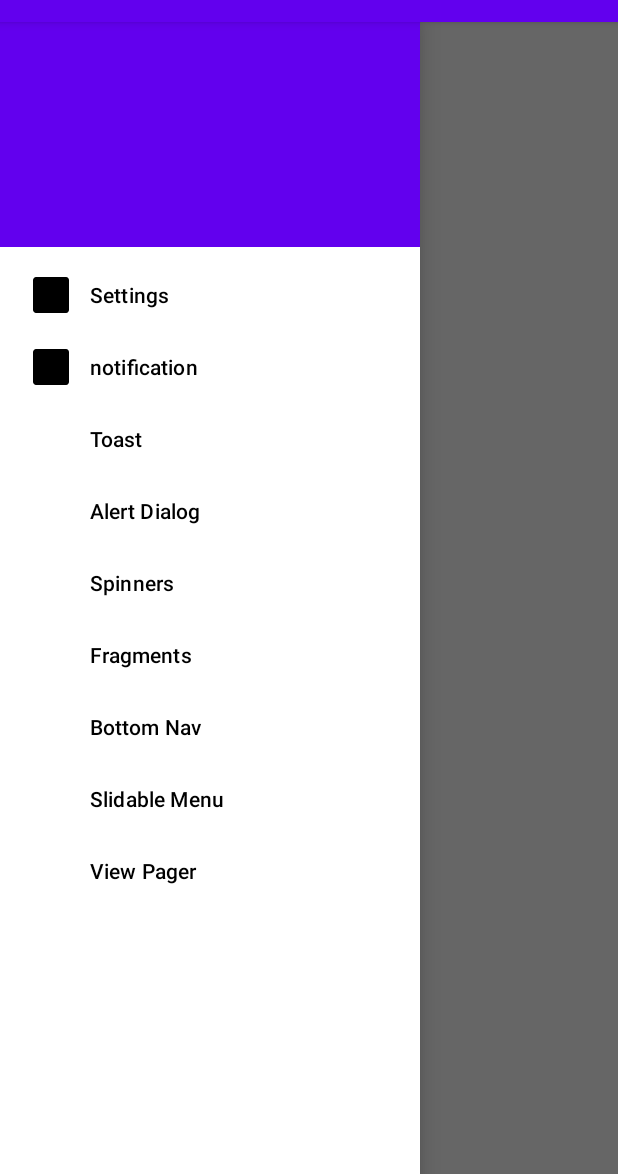
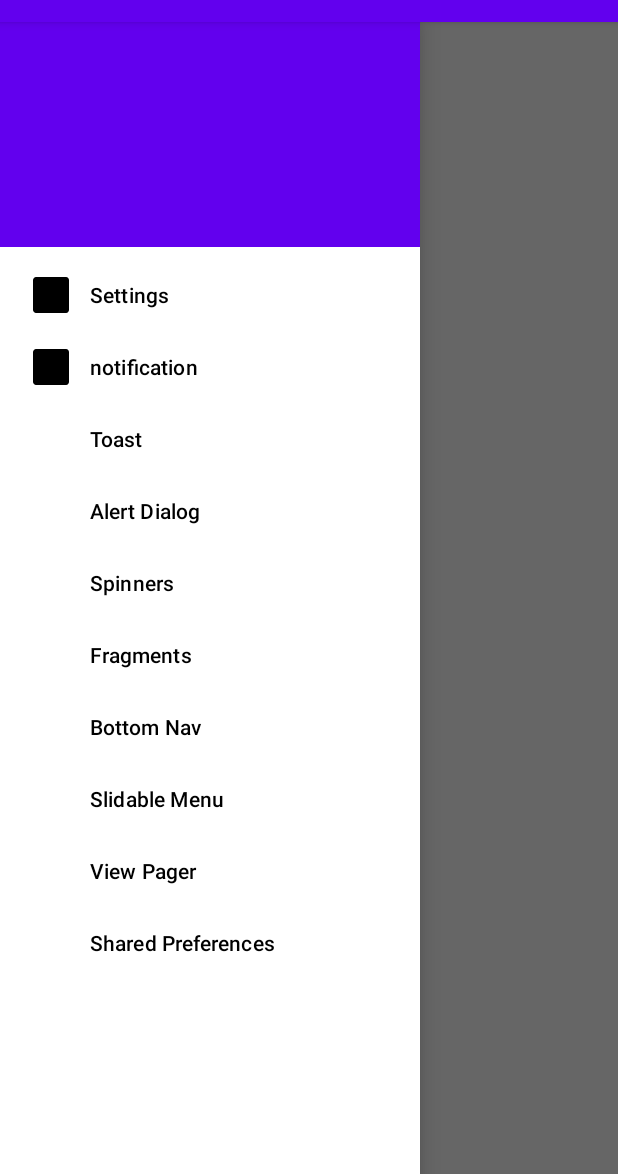
Before and after one commit to nickforbizz/AndroidFundamentals, an Android app: the screen it shows after launch (AppNavigationDrawerActivity), with the side drawer open, on a phone screen of 412 x 824 dp, the part 62-1236 px from its top. Run offline under Robolectric (Android 15) with nearby library versions, the phone set to English and light mode, and no system bars.

Commit message:
shared preferences

```diff
--- a/app/src/main/java/com/example/myapplication/AppNavigationDrawerActivity.kt
+++ b/app/src/main/java/com/example/myapplication/AppNavigationDrawerActivity.kt
@@ -45,6 +45,9 @@ class AppNavigationDrawerActivity : AppCompatActivity() {
                 R.id.miViewPager -> Intent(this, ViewPagerActivity::class.java).also {
                     startActivity(it)
                 }
+                R.id.miSharepref -> Intent(this, SharedPreferencesActivity::class.java).also {
+                    startActivity(it)
+                }
             }
             true
         }
--- a/app/src/main/res/layout/activity_app_navigation_drawer.xml
+++ b/app/src/main/res/layout/activity_app_navigation_drawer.xml
@@ -29,9 +29,9 @@
         android:id="@+id/navView"
         android:layout_width="wrap_content"
         android:layout_height="match_parent"
+        android:layout_gravity="start"
+        android:fitsSystemWindows="true"
         app:headerLayout="@layout/nav_drawer_header"
-        app:menu="@menu/app_bar_menu"
-        android:layout_gravity="start"
-        android:fitsSystemWindows="true"/>
+        app:menu="@menu/app_bar_menu" />
 
 </androidx.drawerlayout.widget.DrawerLayout>
--- a/app/src/main/res/menu/app_bar_menu.xml
+++ b/app/src/main/res/menu/app_bar_menu.xml
@@ -1,34 +1,46 @@
 <?xml version="1.0" encoding="utf-8"?>
 <menu xmlns:android="http://schemas.android.com/apk/res/android"
     xmlns:app="http://schemas.android.com/apk/res-auto">
-    <item android:id="@+id/miSettings"
+    <item
+        android:id="@+id/miSettings"
+        android:icon="@mipmap/ic_settings"
         android:title="Settings"
-        android:icon="@mipmap/ic_settings"
-        app:showAsAction="ifRoom"/>
+        app:showAsAction="ifRoom" />
 
-    <item android:id="@+id/miNotification"
+    <item
+        android:id="@+id/miNotification"
+        android:icon="@mipmap/ic_notifications"
         android:title="notification"
-        android:icon="@mipmap/ic_notifications"
-        app:showAsAction="ifRoom"/>
+        app:showAsAction="ifRoom" />
 
-    <item android:id="@+id/miToast"
-        android:title="Toast"/>
+    <item
+        android:id="@+id/miToast"
+        android:title="Toast" />
 
-    <item android:id="@+id/miAlertdialog"
-        android:title="Alert Dialog"/>
+    <item
+        android:id="@+id/miAlertdialog"
+        android:title="Alert Dialog" />
 
-    <item android:id="@+id/miSpinners"
-        android:title="Spinners"/>
+    <item
+        android:id="@+id/miSpinners"
+        android:title="Spinners" />
 
-    <item android:id="@+id/miFragments"
-        android:title="Fragments"/>
+    <item
+        android:id="@+id/miFragments"
+        android:title="Fragments" />
 
-    <item android:id="@+id/miBottomNav"
-        android:title="Bottom Nav"/>
+    <item
+        android:id="@+id/miBottomNav"
+        android:title="Bottom Nav" />
 
-    <item android:id="@+id/miSlidableMenu"
-        android:title="Slidable Menu"/>
+    <item
+        android:id="@+id/miSlidableMenu"
+        android:title="Slidable Menu" />
 
-    <item android:id="@+id/miViewPager"
-        android:title="View Pager"/>
+    <item
+        android:id="@+id/miViewPager"
+        android:title="View Pager" />
+    <item
+        android:id="@+id/miSharepref"
+        android:title="Shared Preferences" />
 </menu>
```
Also changed, not shown: app/src/main/AndroidManifest.xml (+2 -7 lines), app/src/main/java/com/example/myapplication/SharedPreferencesActivity.kt (added, +41 -0 lines), app/src/main/res/layout/activity_shared_preferences.xml (added, +56 -0 lines).
